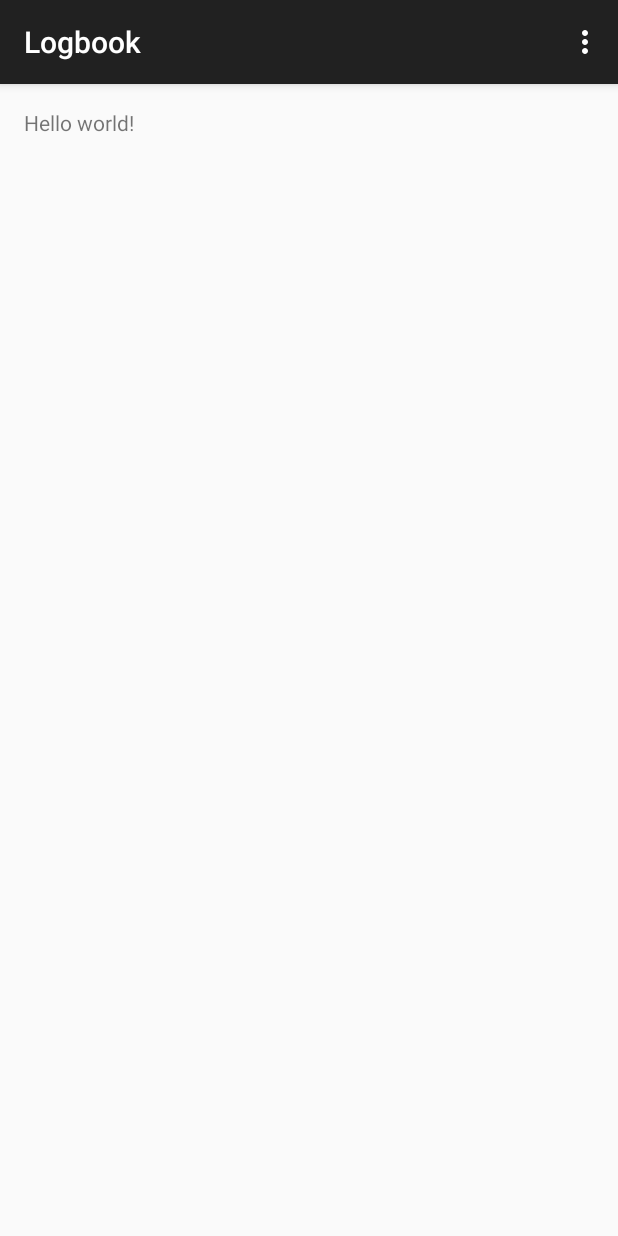
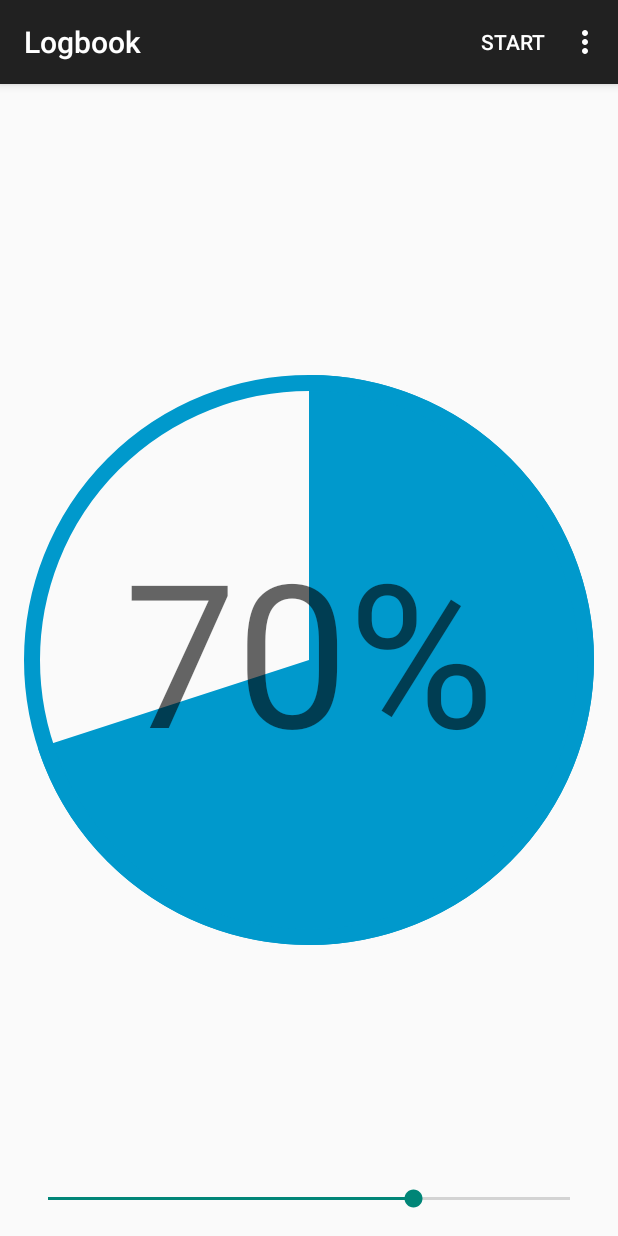
Before and after one commit to jonathongrigg/logbook, an Android app: the screen it shows after launch (MainActivity), on a phone screen of 412 x 824 dp. Run offline under Robolectric (Android 15) with nearby library versions, the phone set to English and light mode, and no system bars.

Commit message:
Early PieProgressView and reshuffling of skeleton app

```diff
--- a/Logbook/src/main/java/com/jonathongrigg/logbook/MainActivity.java
+++ b/Logbook/src/main/java/com/jonathongrigg/logbook/MainActivity.java
@@ -1,5 +1,6 @@
 package com.jonathongrigg.logbook;
 
+import android.content.Intent;
 import android.os.Bundle;
 import android.support.v7.app.ActionBarActivity;
 import android.view.LayoutInflater;
@@ -8,6 +9,8 @@ import android.view.MenuItem;
 import android.view.View;
 import android.view.ViewGroup;
 import android.app.Fragment;
+import android.widget.SeekBar;
+import android.widget.Toast;
 
 public class MainActivity extends ActionBarActivity {
 
@@ -18,7 +21,8 @@ public class MainActivity extends ActionBarActivity {
 
         if (savedInstanceState == null) {
             getFragmentManager().beginTransaction()
-                    .add(R.id.container, new PlaceholderFragment())
+                    .add(R.id.container, new OverviewFragment())
+                    .addToBackStack(null)
                     .commit();
         }
     }
@@ -39,29 +43,14 @@ public class MainActivity extends ActionBarActivity {
         // as you specify a parent activity in AndroidManifest.xml.
         switch (item.getItemId()) {
             case R.id.action_settings:
-                getFragmentManager().beginTransaction()
-                        .replace(R.id.container, new SettingsFragment())
-                        .addToBackStack(null)
-                        .commit();
+                Intent settings = new Intent(this, SettingsActivity.class);
+                startActivity(settings);
+                return true;
+            case R.id.action_start:
+                Toast.makeText(this, "Coming soon to Logbook", Toast.LENGTH_SHORT).show();
                 return true;
         }
         return super.onOptionsItemSelected(item);
     }
 
-    /**
-     * A placeholder fragment containing a simple view.
-     */
-    public static class PlaceholderFragment extends Fragment {
-
-        public PlaceholderFragment() {
-        }
-
-        @Override
-        public View onCreateView(LayoutInflater inflater, ViewGroup container,
-                Bundle savedInstanceState) {
-            View rootView = inflater.inflate(R.layout.fragment_main, container, false);
-            return rootView;
-        }
-    }
-
 }
--- /dev/null
+++ b/Logbook/src/main/java/com/jonathongrigg/logbook/OverviewFragment.java
@@ -0,0 +1,41 @@
+package com.jonathongrigg.logbook;
+
+import android.app.Fragment;
+import android.os.Bundle;
+import android.view.LayoutInflater;
+import android.view.View;
+import android.view.ViewGroup;
+import android.widget.SeekBar;
+
+public class OverviewFragment extends Fragment {
+
+    public OverviewFragment() {
+    }
+
+    @Override
+    public View onCreateView(LayoutInflater inflater, ViewGroup container,
+                             Bundle savedInstanceState) {
+        View rootView = inflater.inflate(R.layout.fragment_overview, container, false);
+        SeekBar progress = (SeekBar) rootView.findViewById(R.id.seekBar);
+        final PieProgressView pie = (PieProgressView) rootView.findViewById(R.id.pie);
+        progress.setMax(100);
+        progress.setProgress(70);
+        progress.setOnSeekBarChangeListener(new SeekBar.OnSeekBarChangeListener() {
+            @Override
+            public void onProgressChanged(SeekBar seekBar, int i, boolean b) {
+                pie.setPercent((float) i / 100);
+            }
+
+            @Override
+            public void onStartTrackingTouch(SeekBar seekBar) {
+
+            }
+
+            @Override
+            public void onStopTrackingTouch(SeekBar seekBar) {
+
+            }
+        });
+        return rootView;
+    }
+}
--- /dev/null
+++ b/Logbook/src/main/java/com/jonathongrigg/logbook/PieProgressView.java
@@ -0,0 +1,75 @@
+package com.jonathongrigg.logbook;
+
+import android.content.Context;
+import android.graphics.Canvas;
+import android.graphics.Color;
+import android.graphics.Paint;
+import android.graphics.RectF;
+import android.util.AttributeSet;
+import android.view.View;
+
+public class PieProgressView extends View {
+
+    private float mPercent = 0.7f;
+    private RectF mAreaArc = new RectF();
+    private RectF mAreaStroke = new RectF();
+    private Paint mPaintArc = new Paint(Paint.ANTI_ALIAS_FLAG);
+    private Paint mPaintStroke = new Paint(Paint.ANTI_ALIAS_FLAG);
+    private Paint mPaintText = new Paint(Paint.ANTI_ALIAS_FLAG);
+    private float mWidth;
+    private float mHeight;
+
+    private int mPieStrokePadding = 8;
+
+    public PieProgressView(Context context) {
+        super(context);
+    }
+
+    public PieProgressView(Context context, AttributeSet args) {
+        super(context, args);
+    }
+
+    @Override
+    protected void onDraw(Canvas canvas) {
+        super.onDraw(canvas);
+
+        float startAngle = 0f;
+        float drawTo = startAngle + (mPercent * 360);
+
+        float radius = (mWidth >= mHeight ? mHeight/2 : mWidth/2);
+        mAreaArc.set(mWidth/2 - radius, mHeight/2 - radius, mWidth/2 + radius, mHeight/2 + radius);
+        mAreaStroke.set(mWidth/2 - radius + mPieStrokePadding, mHeight/2 - radius + mPieStrokePadding, mWidth/2 + radius - mPieStrokePadding, mHeight/2 + radius - mPieStrokePadding);
+
+        mPaintArc.setColor(0xFF0099CC);
+        mPaintStroke.setColor(0xFF0099CC);
+        mPaintStroke.setStyle(Paint.Style.STROKE);
+        mPaintStroke.setStrokeWidth(mPieStrokePadding * 2);
+        //mPaintText.setColor(0xFFE6E8FA);
+        mPaintText.setColor(0x99000000);
+        mPaintText.setTextSize(200);
+        mPaintText.setTextAlign(Paint.Align.CENTER);
+
+        canvas.rotate(-90f, mAreaArc.centerX(), mAreaArc.centerY());
+        canvas.drawArc(mAreaArc, startAngle, drawTo, true, mPaintArc);
+        canvas.drawOval(mAreaStroke, mPaintStroke);
+        canvas.rotate(90f, mAreaArc.centerX(), mAreaArc.centerY());
+        canvas.drawText(String.valueOf((int) (mPercent * 100)) + '%', mAreaArc.centerX(), mAreaArc.centerY() - ((mPaintText.descent() + mPaintText.ascent()) / 2), mPaintText);
+    }
+
+    @Override
+    protected void onMeasure(int widthMeasureSpec, int heightMeasureSpec) {
+        mWidth = View.MeasureSpec.getSize(widthMeasureSpec);
+        mHeight = View.MeasureSpec.getSize(heightMeasureSpec);
+        setMeasuredDimension((int) mWidth, (int) mHeight);
+    }
+
+    public float getPercent() {
+        return mPercent;
+    }
+
+    public void setPercent(float percent) {
+        mPercent = percent;
+        invalidate();
+    }
+
+}
--- a/Logbook/src/main/java/com/jonathongrigg/logbook/SettingsFragment.java
+++ b/Logbook/src/main/java/com/jonathongrigg/logbook/SettingsActivity.java
@@ -1,14 +1,12 @@
 package com.jonathongrigg.logbook;
 
 import android.os.Bundle;
-import android.preference.PreferenceFragment;
+import android.preference.PreferenceActivity;
 
-public class SettingsFragment extends PreferenceFragment {
+public class SettingsActivity extends PreferenceActivity {
     @Override
     public void onCreate(Bundle savedInstanceState) {
         super.onCreate(savedInstanceState);
-
-        // Load the preferences from an XML resource
         addPreferencesFromResource(R.xml.preferences);
     }
 }
--- a/Logbook/src/main/res/layout/fragment_main.xml
+++ b/Logbook/src/main/res/layout/fragment_overview.xml
@@ -8,9 +8,17 @@
     android:paddingBottom="@dimen/activity_vertical_margin"
     tools:context=".MainActivity$PlaceholderFragment">
 
-    <TextView
-        android:text="@string/hello_world"
-        android:layout_width="wrap_content"
-        android:layout_height="wrap_content" />
+    <com.jonathongrigg.logbook.PieProgressView
+        android:layout_width="fill_parent"
+        android:layout_height="fill_parent"
+        android:layout_alignParentLeft="true"
+        android:id="@+id/pie" />
+
+    <SeekBar
+        android:layout_width="fill_parent"
+        android:layout_height="wrap_content"
+        android:id="@+id/seekBar"
+        android:layout_alignParentBottom="true"
+        android:layout_alignParentRight="false" />
 
 </RelativeLayout>
--- a/Logbook/src/main/res/menu/main.xml
+++ b/Logbook/src/main/res/menu/main.xml
@@ -2,6 +2,17 @@
     xmlns:app="http://schemas.android.com/apk/res-auto"
     xmlns:tools="http://schemas.android.com/tools"
     tools:context=".MainActivity" >
+
+    <item android:id="@+id/action_start"
+        android:title="Start"
+
+        android:orderInCategory="0"
+        app:showAsAction="withText|always" />
+
+    <item android:id="@+id/action_about"
+        android:title="About"
+        android:orderInCategory="1"
+        app:showAsAction="never" />
 
     <item android:id="@+id/action_settings"
         android:title="@string/action_settings"
```
Also changed, not shown: Logbook/src/main/AndroidManifest.xml (+10 -1 lines).
